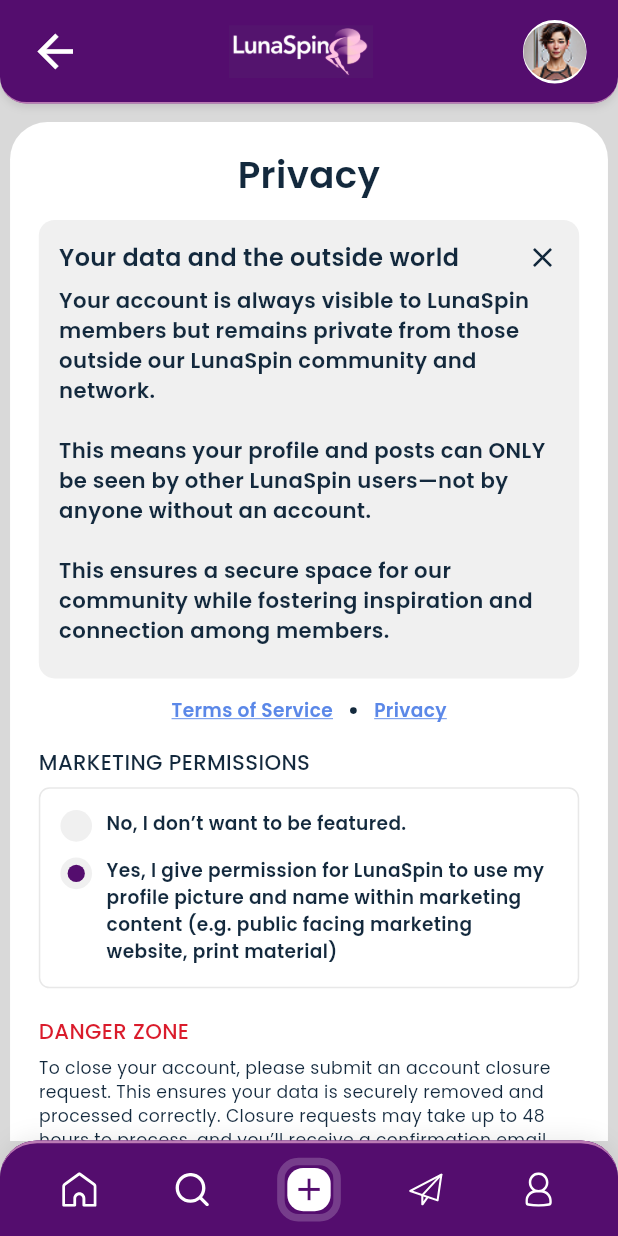
After one commit to sparktechagency/lunaSpin, a Flutter app: the PrivacySettingsScreen screen opened by its route, on a phone screen of 412 x 824 dp. The commit adds this screen. Run offline on Flutter 3.47's test engine with Material 3 defaults, Android fonts, the phone set to English and light mode, and no system bars; our stand-ins replace cached_network_image, dio, flutter_dotenv, flutter_html, flutter_local_notifications, flutter_screenutil and 10 more; accounts and stored records are empty; network calls fail; project files that could hold a hidden picture were left out.

Commit message:
design complete privacy setting screen and close account screen

```diff
--- a/luna_spain/lib/config/route/app_routes.dart
+++ b/luna_spain/lib/config/route/app_routes.dart
@@ -24,6 +24,9 @@
 import '../../features/setting/presentation/screen/privacy_policy_screen.dart';
 import '../../features/setting/presentation/screen/setting_screen.dart';
 import '../../features/setting/presentation/screen/terms_of_services_screen.dart';
+import '../../features/setting/presentation/screen/settings_privacy_screen.dart';
+import '../../features/setting/presentation/screen/privacy_settings_screen.dart';
+import '../../features/setting/presentation/screen/close_account_screen.dart';
 import '../../features/setting/presentation/screen/settings_privacy_screen.dart';
 import '../../features/splash/splash_screen.dart';
 import '../../features/another_screen/profile_details/presentation/screens/add_profile_details_screen.dart';
@@ -60,7 +63,9 @@
   static const String followers = "/followers_screen.dart";
   static const String drawer = "/drawer_screen.dart";
   static const String settingsPrivacy = "/settings_privacy_screen.dart";
+  static const String privacySettings = "/privacy_settings_screen.dart";
   static const String notificationSettings = "/notification_settings.dart";
+  static const String closeAccount = "/close_account_screen.dart";
 
   static List<GetPage> routes = [
     GetPage(name: splash, page: () => const SplashScreen()),
@@ -91,6 +96,8 @@
     GetPage(name: followers, page: () => const FollowersScreen()),
     GetPage(name: drawer, page: () => const DrawerScreen()),
     GetPage(name: settingsPrivacy, page: () => const SettingsPrivacyScreen()),
+    GetPage(name: privacySettings, page: () => const PrivacySettingsScreen()),
     GetPage(name: notificationSettings, page: () => const NotificationSettingsScreen()),
+    GetPage(name: closeAccount, page: () => const CloseAccountScreen()),
   ];
 }
--- /dev/null
+++ b/luna_spain/lib/features/setting/presentation/controller/privacy_settings_controller.dart
@@ -0,0 +1,18 @@
+import 'package:get/get.dart';
+
+class PrivacySettingsController extends GetxController {
+  // Info card visibility (dismiss with X)
+  bool showInfoCard = true;
+
+  void dismissInfoCard() {
+    showInfoCard = false;
+    update();
+  }
+
+  // Marketing permissions: 0 = No, 1 = Yes
+  int marketingPermission = 1;
+  void setMarketingPermission(int value) {
+    marketingPermission = value;
+    update();
+  }
+}
--- /dev/null
+++ b/luna_spain/lib/features/setting/presentation/screen/privacy_settings_screen.dart
@@ -0,0 +1,339 @@
+import 'package:flutter/material.dart';
+import 'package:flutter_screenutil/flutter_screenutil.dart';
+import 'package:get/get.dart';
+import 'package:luna_spain/component/bottom_nav_bar/common_bottom_bar.dart';
+import 'package:luna_spain/component/image/common_image.dart';
+import 'package:luna_spain/component/text/common_text.dart';
+import 'package:luna_spain/config/route/app_routes.dart';
+import 'package:luna_spain/features/setting/presentation/controller/privacy_settings_controller.dart';
+import 'package:luna_spain/utils/constants/app_colors.dart';
+import 'package:luna_spain/utils/constants/app_images.dart';
+import 'package:luna_spain/utils/constants/app_string.dart';
+import 'package:luna_spain/utils/extensions/extension.dart';
+
+class PrivacySettingsScreen extends StatelessWidget {
+  const PrivacySettingsScreen({super.key});
+
+  @override
+  Widget build(BuildContext context) {
+    if (!Get.isRegistered<PrivacySettingsController>()) {
+      Get.put(PrivacySettingsController());
+    }
+
+    return Scaffold(
+      backgroundColor: AppColors.colorGreyScalGrey,
+      appBar: PreferredSize(
+        preferredSize: const Size.fromHeight(0),
+        child: AppBar(backgroundColor: AppColors.colourPrimaryPurple),
+      ),
+      body: GetBuilder<PrivacySettingsController>(builder: (c) {
+        return Column(
+          children: [
+            _TopBar(),
+            Expanded(
+              child: SingleChildScrollView(
+                padding: EdgeInsets.symmetric(horizontal: 7.w, vertical: 14.h),
+                child: Container(
+                  padding: EdgeInsets.symmetric(vertical: 20.h, horizontal: 20.w),
+                  decoration: BoxDecoration(
+                    color: Colors.white,
+                    borderRadius: BorderRadius.circular(28.r),
+                  ),
+                  child: Column(
+                    crossAxisAlignment: CrossAxisAlignment.start,
+                    children: [
+                      CommonText(
+                        text: AppString.privacy,
+                        fontSize: 28,
+                        fontWeight: FontWeight.w600,
+                        color: AppColors.colorPrimaryBlack,
+                        bottom: 16.h,
+                      ).center,
+
+                      // Info card
+                      if (c.showInfoCard)
+                        Container(
+                          width: double.infinity,
+                          padding: EdgeInsets.all(14.w),
+                          decoration: BoxDecoration(
+                            color: AppColors.colourGreyScaleGreyTint40,
+                            borderRadius: BorderRadius.circular(12.r),
+                          ),
+                          child: Column(
+                            crossAxisAlignment: CrossAxisAlignment.start,
+                            children: [
+                              Row(
+                                mainAxisAlignment: MainAxisAlignment.spaceBetween,
+                                children: [
+                                  CommonText(
+                                    text: AppString.yourDataAndOutsideWorld,
+                                    fontSize: 18,
+                                    maxLines: 2,
+
+                                    fontWeight: FontWeight.w600,
+
+                                    color: AppColors.colorPrimaryBlack,
+                                  ),
+                                  InkWell(
+                                    onTap: c.dismissInfoCard,
+                                    child: const Icon(Icons.close, size: 22, color: AppColors.colorPrimaryBlack),
+                                  )
+                                ],
+                              ),
+                              8.height,
+                              CommonText(
+                                text: AppString.privacyCardBody,
+                                fontSize: 16,
+                                maxLines: 20,
+                                textAlign: TextAlign.start,
+                                overflow: TextOverflow.ellipsis,
+                                fontWeight: FontWeight.w600,
+                                color: AppColors.colorPrimaryBlack,
+                              ),
+                              10.height,
+                         ],
+                          ),
+                        ),
+
+                        14.height,
+
+                              Row(
+                                mainAxisAlignment: MainAxisAlignment.center,
+                                children: [
+                                  InkWell(
+                                    onTap: () {},
+                                    child: CommonText(
+                                      text: AppString.termsOfService,
+                                      fontSize: 14,
+                                      fontWeight: FontWeight.w600,
+                                      color: AppColors.colorPrimaryBlue,
+                                      underline: true,
+                                    ),
+                                  ),
+                                     12.width,
+
+                                  Container(
+                                    height: 5.h,
+                                    width: 5.h,
+                                    decoration: BoxDecoration(
+                                      shape: BoxShape.circle,
+                                      color: AppColors.colorPrimaryBlack,
+                                    ),
+                                  ),
+                                  12.width,
+                                  InkWell(
+                                    onTap: () {},
+                                    child: CommonText(
+                                      text: AppString.privacyLink,
+                                      fontSize: 14,
+                                      fontWeight: FontWeight.w600,
+                                      color: AppColors.colorPrimaryBlue,
+                                      underline: true,
+                                    ),
+                                  ),
+                                ],
+                              )
+                           ,
+
+                      18.height,
+                      // Marketing permissions section
+                      CommonText(
+                        text: AppString.marketingPermissions,
+                        fontSize: 16,
+                        fontWeight: FontWeight.w500,
+                        color: AppColors.colorPrimaryBlack,
+                        bottom: 8.h,
+                      ),
+                      Container(
+                        padding: EdgeInsets.symmetric(horizontal: 14.w, vertical: 10.h),
+                        decoration: BoxDecoration(
+                          color: AppColors.white,
+                          borderRadius: BorderRadius.circular(8.r),
+                          border: Border.all(color: AppColors.colourGreyScaleGreyTint60),
+                        ),
+                        child: Column(
+                          children: [
+                            _RadioRow(
+                              label: AppString.marketingNo,
+                              value: 0,
+                              groupValue: c.marketingPermission,
+                              onChanged: c.setMarketingPermission,
+                            ),
+                            _RadioRow(
+                              label: AppString.marketingYes,
+                              value: 1,
+                              groupValue: c.marketingPermission,
+                              onChanged: c.setMarketingPermission,
+                            ),
+                          ],
+                        ),
+                      ),
+
+                      21.height,
+                      // Danger Zone block
+                      CommonText(
+                        text: AppString.dangerZone,
+                        fontSize: 16,
+                        fontWeight: FontWeight.w500,
+                        color: AppColors.colorNoticeError,
+                        bottom: 8.h,
+                      ),
+                      Column(
+                        crossAxisAlignment: CrossAxisAlignment.start,
+                        children: [
+                          CommonText(
+                            text: AppString.closeAccountInfo,
+                            fontSize: 13,
+                            fontWeight: FontWeight.w400,
+                            color: AppColors.colorPrimaryBlack,
+                            bottom: 8.h,
+                            textAlign: TextAlign.start,
+                            maxLines: 50,
+                          ),
+                          InkWell(
+                            onTap: () {
+                              Get.toNamed(AppRoutes.closeAccount);
+                            },
+                            child: CommonText(
+                              text: AppString.submitAccountClosure,
+                              fontSize: 16,
+                              fontWeight: FontWeight.w400,
+                              color: AppColors.colorNoticeError,
+                              underline: true,
+                            ),
+                          )
+                        ],
+                      ),
+                      10.height,
+                    ],
+                  ),
+                ),
+              ),
+            ),
+          ],
+        );
+      }),
+      bottomNavigationBar: Container(
+        decoration: BoxDecoration(
+          color: AppColors.colourPrimaryPurple,
+          borderRadius: BorderRadius.only(
+            topLeft: Radius.circular(28.r),
+            topRight: Radius.circular(28.r),
+          ),
+        ),
+        child: const SafeArea(top: false, child: CommonBottomNavBar(currentIndex: 8)),
+      ),
+    );
+  }
+}
+
+class _RadioRow extends StatelessWidget {
+  final String label;
+  final int value;
+  final int groupValue;
+  final ValueChanged<int> onChanged;
+  const _RadioRow({required this.label, required this.value, required this.groupValue, required this.onChanged});
+  @override
+  Widget build(BuildContext context) {
+    final bool selected = value == groupValue;
+    return InkWell(
+      onTap: () => onChanged(value),
+      borderRadius: BorderRadius.circular(8.r),
+      child: Padding(
+        padding: EdgeInsets.symmetric(vertical: 6.h),
+        child: Row(
+          crossAxisAlignment: CrossAxisAlignment.start,
+          children: [
+            Container(
+              width: 22.w,
+              height: 22.w,
+              decoration: const BoxDecoration(
+                shape: BoxShape.circle,
+                color: Color(0xFFF0F0F0),
+              ),
+              child: Center(
+                child: AnimatedContainer(
+                  duration: const Duration(milliseconds: 150),
+                  width: 12.w,
+                  height: 12.w,
+                  decoration: BoxDecoration(
+                    shape: BoxShape.circle,
+                    color: selected ? AppColors.colourPrimaryPurple : Colors.transparent,
+                  ),
+                ),
+              ),
+            ),
+            10.width,
+            Flexible(
+              child: CommonText(
+                text: label,
+                fontSize: 14,
+                textAlign: TextAlign.start,
+                fontWeight: FontWeight.w600,
+                maxLines: 10,
+                color: AppColors.colorPrimaryBlack,
+              ),
+            ),
+          ],
+        ),
+      ),
+    );
+  }
+}
+
+class _TopBar extends StatelessWidget {
+  @override
+  Widget build(BuildContext context) {
+    return Container(
+      padding: EdgeInsets.only(left: 20.w, right: 20.w, top: 15.h, bottom: 14.h),
+      decoration: BoxDecoration(
+        border: Border(
+          bottom: BorderSide(
+            color: AppColors.colorPrimaryPink.withOpacity(0.6),
+            width: 1.w,
+          ),
+        ),
+        color: AppColors.colourPrimaryPurple,
+        boxShadow: [
+          BoxShadow(
+            color: Colors.black.withOpacity(0.1),
+            offset: const Offset(0, 2),
+            blurRadius: 4,
+          ),
+        ],
+        borderRadius: BorderRadius.only(
+          bottomLeft: Radius.circular(20.r),
+          bottomRight: Radius.circular(20.r),
+        ),
+      ),
+      child: Row(
+        mainAxisAlignment: MainAxisAlignment.spaceBetween,
+        children: [
+          InkWell(onTap: () => Get.back(), child: Icon(Icons.arrow_back, color: AppColors.white, size: 40.h)),
+          CommonImage(
+            imageSrc: AppImages.logoWithBg,
+            height: 40.h,
+            width: 115.w,
+            fill: BoxFit.contain,
+          ),
+          Container(
+            width: 48.w,
+            height: 48.h,
+            decoration: BoxDecoration(
+              shape: BoxShape.circle,
+              border: Border.all(color: AppColors.white, width: 2),
+            ),
+            child: ClipOval(
+              child: CommonImage(
+                imageSrc: AppImages.man,
+                height: 48.h,
+                width: 48.w,
+                fill: BoxFit.cover,
+              ),
+            ),
+          ),
+        ],
+      ),
+    );
+  }
+}
--- a/luna_spain/lib/features/setting/presentation/screen/settings_privacy_screen.dart
+++ b/luna_spain/lib/features/setting/presentation/screen/settings_privacy_screen.dart
@@ -92,7 +92,7 @@
                       ),
                       _SettingsTile(
                         title: 'Privacy Settings',
-                        onTap: () => Get.toNamed(AppRoutes.privacyPolicy),
+                        onTap: () => Get.toNamed(AppRoutes.privacySettings),
                       ),
                     ],
                   ),
--- a/luna_spain/lib/utils/constants/app_string.dart
+++ b/luna_spain/lib/utils/constants/app_string.dart
@@ -364,4 +364,32 @@
   static const String optionOn = "On";
   static const String optionFromProfilesIFollow = "From profiles I follow";
   static const String optionFromEveryone = "From everyone";
+
+  // Privacy Settings
+  static const String privacy = "Privacy";
+  static const String yourDataAndOutsideWorld = "Your data and the outside world";
+  static const String privacyCardBody =
+      "Your account is always visible to LunaSpin members but remains private from those outside our LunaSpin community and network.\n\nThis means your profile and posts can ONLY be seen by other LunaSpin users—not by anyone without an account.\n\nThis ensures a secure space for our community while fostering inspiration and connection among members.";
+  static const String marketingPermissions = "MARKETING PERMISSIONS";
+  static const String marketingNo = "No, I don’t want to be featured.";
+  static const String marketingYes =
+      "Yes, I give permission for LunaSpin to use my profile picture and name within marketing content (e.g. public facing marketing website, print material)";
+  static const String dangerZone = "DANGER ZONE";
+  static const String closeAccountInfo =
+      "To close your account, please submit an account closure request. This ensures your data is securely removed and processed correctly. Closure requests may take up to 48 hours to process, and you’ll receive a confirmation email once it’s\ncomplete.\n\nOnce your request has been processed, all data held by LunaSpin which has an association with your account, will be deleted. This action cannot be undone.";
+  static const String submitAccountClosure = "Submit an account closure request.";
+  static const String termsOfService = "Terms of Service";
+  static const String privacyLink = "Privacy";
+
+  // Close Account
+  static const String closeAccount = "Close account";
+  static const String closeAccountSubtitle =
+      "We’re sorry to see you leaving so soon.\nTell us why you’re closing your account?";
+  static const String feedback = "FEEDBACK";
+  static const String maxCharacters200 = "max. 200 characters";
+  static const String feedbackHint =
+      "Why are you closing your account? Do you have any likes or dislikes...";
+  static const String confirmDeletionText =
+      "I confirm that once this request has been processed, all data held by LunaSpin which has an association with your account, will be deleted. This action cannot be undone.";
+  static const String submitRequest = "Submit request";
  }
```
Also changed, not shown: luna_spain/lib/features/setting/presentation/controller/close_account_controller.dart (added, +50 -0 lines), luna_spain/lib/features/setting/presentation/screen/close_account_screen.dart (added, +285 -0 lines).
